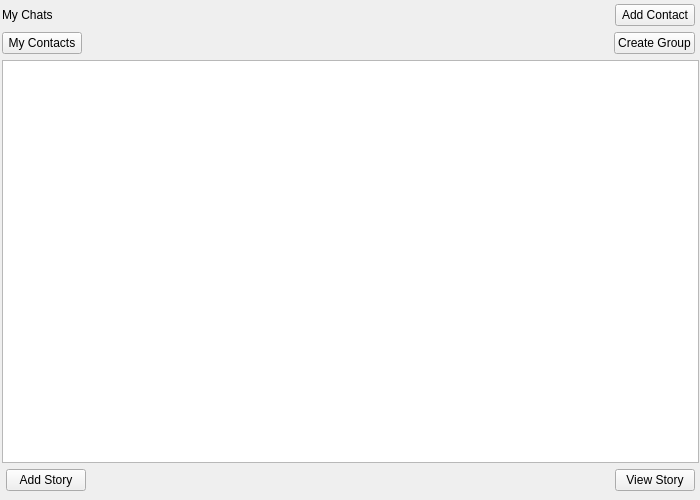
Above: Chat-Application/Chats.ui from verina101/Chat-Application before the change. Below: the same form after it.
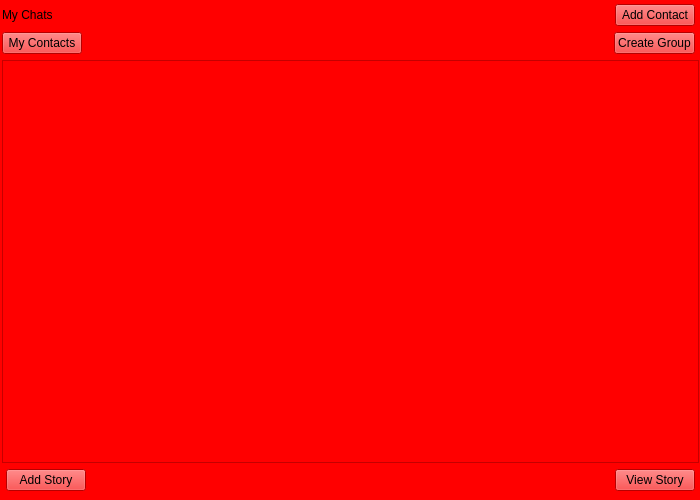
That is the form after the change.

```diff
--- a/Chat-Application/Chats.ui
+++ b/Chat-Application/Chats.ui
@@ -13,6 +13,9 @@
   <property name="windowTitle">
    <string>Form</string>
   </property>
+  <property name="styleSheet">
+   <string notr="true">background:red;</string>
+  </property>
   <widget class="QStackedWidget" name="stackedWidget">
    <property name="geometry">
     <rect>
```
